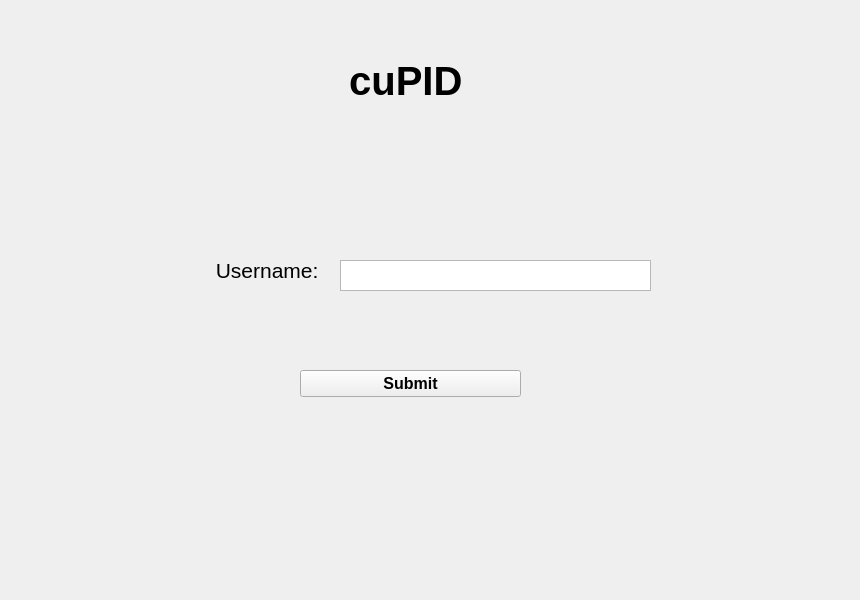
Old version of the form all_Combined/adminloginpage.ui in the repository aboodmufti/cupid.
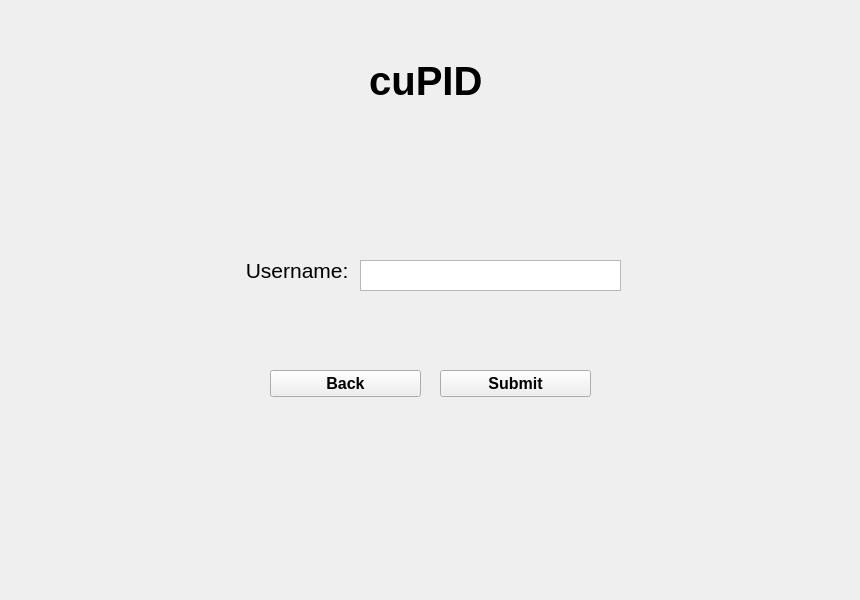
New version of the form.

Commit message: added 2 back buttons

The edit to the form file:
```diff
--- a/all_Combined/adminloginpage.ui
+++ b/all_Combined/adminloginpage.ui
@@ -16,9 +16,9 @@
   <widget class="QPushButton" name="submitButton">
    <property name="geometry">
     <rect>
-     <x>300</x>
+     <x>440</x>
      <y>370</y>
-     <width>221</width>
+     <width>151</width>
      <height>27</height>
     </rect>
    </property>
@@ -36,7 +36,7 @@
   <widget class="QLabel" name="usernameLabel">
    <property name="geometry">
     <rect>
-     <x>210</x>
+     <x>240</x>
      <y>260</y>
      <width>121</width>
      <height>21</height>
@@ -56,9 +56,9 @@
   <widget class="QTextEdit" name="usernameTextEdit">
    <property name="geometry">
     <rect>
-     <x>340</x>
+     <x>360</x>
      <y>260</y>
-     <width>311</width>
+     <width>261</width>
      <height>31</height>
     </rect>
    </property>
@@ -66,7 +66,7 @@
   <widget class="QWidget" name="verticalLayoutWidget_2">
    <property name="geometry">
     <rect>
-     <x>290</x>
+     <x>310</x>
      <y>10</y>
      <width>221</width>
      <height>141</height>
@@ -89,6 +89,26 @@
     </item>
    </layout>
   </widget>
+  <widget class="QPushButton" name="backButton">
+   <property name="geometry">
+    <rect>
+     <x>270</x>
+     <y>370</y>
+     <width>151</width>
+     <height>27</height>
+    </rect>
+   </property>
+   <property name="font">
+    <font>
+     <pointsize>12</pointsize>
+     <weight>75</weight>
+     <bold>true</bold>
+    </font>
+   </property>
+   <property name="text">
+    <string>Back</string>
+   </property>
+  </widget>
  </widget>
  <resources/>
  <connections/>
```
The commit also changes 7 other files.
